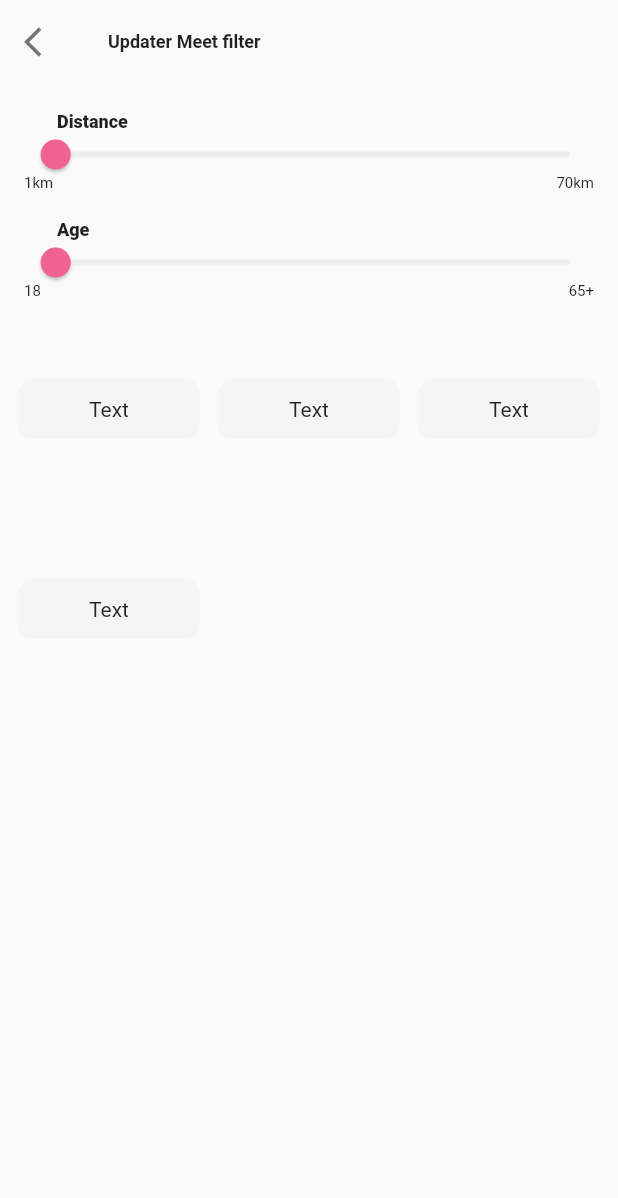
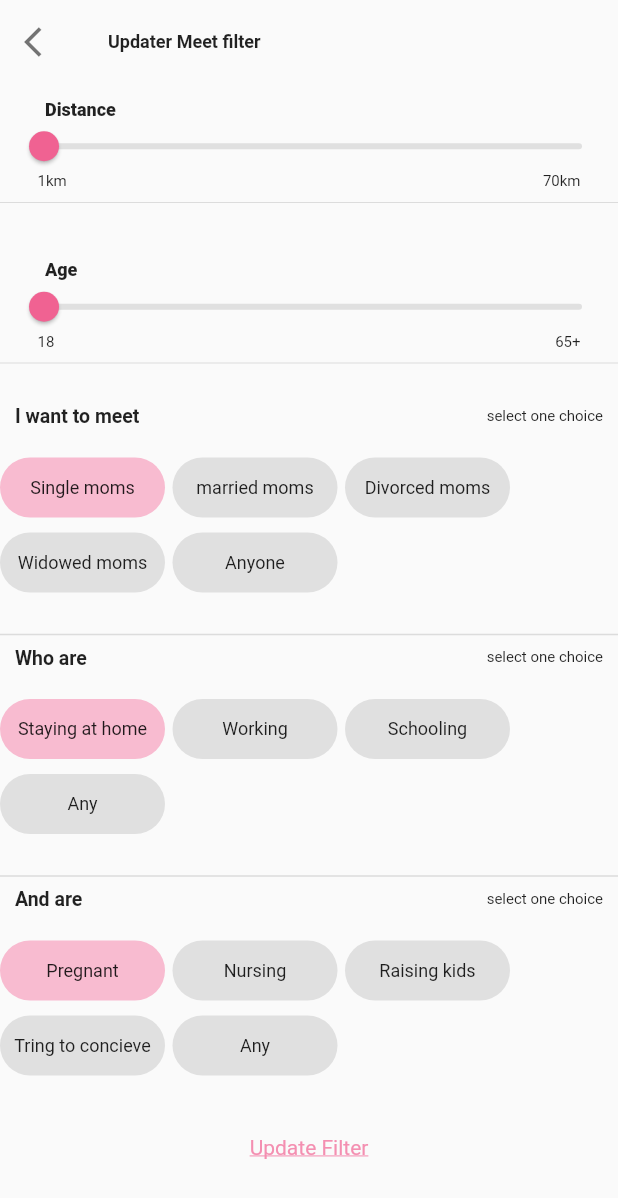
Before and after one commit to B4eva/naza_task, a Flutter app: the screen it shows after launch, on a phone screen of 412 x 824 dp. Shown: the top 1198 px of the screen. Run offline on Flutter 3.47's test engine with Material 2 defaults, Android fonts, the light colour scheme and no system bars.

Commit message:
complete screen

```diff
--- a/lib/views/update_meet/componenets/body.dart
+++ b/lib/views/update_meet/componenets/body.dart
@@ -1,4 +1,5 @@
 import 'package:flutter/material.dart';
+import 'package:naza_task/views/update_meet/componenets/my_slider.dart';
 
 class Body extends StatefulWidget {
   const Body({Key? key}) : super(key: key);
@@ -10,10 +11,32 @@ class Body extends StatefulWidget {
 class _BodyState extends State<Body> {
   double val = 1;
   double val2 = 1;
+  int boxValue = 0;
+  int boxValue2 = 0;
+  int boxValue3 = 0;
+  final List<String> items = <String>[
+    "Single moms",
+    "married moms",
+    "Divorced moms",
+    "Widowed moms",
+    "Anyone",
+  ];
+  final List<String> items2 = <String>[
+    "Staying at home",
+    "Working",
+    "Schooling",
+    "Any",
+  ];
+  final List<String> items3 = <String>[
+    "Pregnant",
+    "Nursing",
+    "Raising kids",
+    "Tring to concieve",
+    "Any"
+  ];
   @override
   Widget build(BuildContext context) {
-    return Padding(
-      padding: const EdgeInsets.all(8.0),
+    return SingleChildScrollView(
       child: Column(
         crossAxisAlignment: CrossAxisAlignment.start,
         children: <Widget>[
@@ -28,6 +51,10 @@ class _BodyState extends State<Body> {
             realvalue: val,
             arg3: 'Distance',
           ),
+          const Divider(),
+          const SizedBox(
+            height: 20,
+          ),
           MySlider(
             arg1: '18',
             arg2: '65+',
@@ -39,32 +66,104 @@ class _BodyState extends State<Body> {
             realvalue: val2,
             arg3: 'Age',
           ),
+          const Divider(),
+          const SizedBox(
+            height: 20,
+          ),
+          const HeaderRow(
+            text1: 'I want to meet',
+            text2: 'select one choice',
+          ),
+          Padding(
+            padding: const EdgeInsets.symmetric(vertical: 20),
+            child: Wrap(
+              spacing: 5,
+              runSpacing: 10,
+              children: List.generate(
+                  items.length,
+                  (index) => GestureDetector(
+                        onTap: () {
+                          setState(() {
+                            boxValue = index;
+                          });
+                        },
+                        child: RoundedContainer(
+                            boxValue: boxValue, items: items, index: index),
+                      )),
+            ),
+          ),
+          const Divider(
+            thickness: 1,
+          ),
           // const SizedBox(
-          //   height: 10,
+          //   height: 5,
           // ),
-          Expanded(
-            child: GridView.builder(
-                itemCount: 4,
-                gridDelegate: SliverGridDelegateWithFixedCrossAxisCount(
-                  crossAxisCount: MediaQuery.of(context).orientation ==
-                          Orientation.landscape
-                      ? 4
-                      : 3,
-                  crossAxisSpacing: 4,
-                  mainAxisSpacing: 4,
-                  // childAspectRatio: (2 / 1),
+          const HeaderRow(
+            text1: 'Who are',
+            text2: 'select one choice',
           ),
-                itemBuilder: (context, __) => GestureDetector(
+
+          Padding(
+            padding: const EdgeInsets.symmetric(vertical: 20),
+            child: Wrap(
+              spacing: 5,
+              runSpacing: 10,
+              children: List.generate(
+                  items2.length,
+                  (index) => GestureDetector(
+                        onTap: () {
+                          setState(() {
+                            boxValue2 = index;
+                          });
+                        },
+                        child: RoundedContainer(
+                            boxValue: boxValue2, items: items2, index: index),
+                      )),
+            ),
+          ),
+          const Divider(
+            thickness: 1,
+          ),
+          const HeaderRow(
+            text1: 'And are',
+            text2: 'select one choice',
+          ),
+
+          Padding(
+            padding: const EdgeInsets.symmetric(vertical: 20),
+            child: Wrap(
+              spacing: 5,
+              runSpacing: 10,
+              children: List.generate(
+                  items3.length,
+                  (index) => GestureDetector(
+                        onTap: () {
+                          setState(() {
+                            boxValue3 = index;
+                          });
+                        },
+                        child: RoundedContainer(
+                            boxValue: boxValue3, items: items3, index: index),
+                      )),
+            ),
+          ),
+          const SizedBox(
+            height: 20,
+          ),
+
+          Center(
+            child: GestureDetector(
               onTap: () {},
-                    child: Padding(
-                      padding: const EdgeInsets.all(4.0),
-                      child: Column(
-                        mainAxisAlignment: MainAxisAlignment.spaceEvenly,
-                        children: const <Widget>[
-                          RoundedContainer(text: "Text"),
-                        ],
+              child: Text(
+                'Update Filter',
+                style: TextStyle(
+                    color: Colors.pink[200],
+                    decoration: TextDecoration.underline),
               ),
-                    ))),
+            ),
+          ),
+          const SizedBox(
+            height: 40,
           )
         ],
       ),
@@ -73,88 +172,68 @@ class _BodyState extends State<Body> {
 }
 
 class RoundedContainer extends StatelessWidget {
-  final String text;
-  const RoundedContainer({
-    Key? key,
-    required this.text,
-  }) : super(key: key);
+  const RoundedContainer(
+      {Key? key,
+      required this.boxValue,
+      required this.items,
+      required this.index})
+      : super(key: key);
+
+  final int boxValue;
+  final List<String> items;
+  final int index;
 
   @override
   Widget build(BuildContext context) {
     return Container(
       height: 40,
-      width: 130,
+      width: 110,
       decoration: BoxDecoration(
-          shape: BoxShape.rectangle,
-          borderRadius: BorderRadius.circular(10),
-          color: Colors.grey[100]),
-      child: Center(child: Text(text)),
+          color: boxValue == index ? Colors.pink[100] : Colors.grey[300],
+          borderRadius: const BorderRadius.all(
+            Radius.circular(20),
+          )),
+      child: Center(
+          child: Text(
+        items[index],
+        style: const TextStyle(fontSize: 12),
+        overflow: TextOverflow.ellipsis,
+      )),
     );
   }
 }
 
-class MySlider extends StatelessWidget {
-  const MySlider(
-      {Key? key,
-      required this.press,
-      required this.realvalue,
-      required this.arg1,
-      required this.arg2,
-      required this.arg3})
-      : super(key: key); // inactiveColor: Colors.grey,
+class HeaderRow extends StatelessWidget {
+  const HeaderRow({
+    Key? key,
+    required this.text1,
+    required this.text2,
+  }) : super(key: key);
 
-  final Function(double x)? press;
-  final String? arg1, arg2, arg3;
-  final double? realvalue;
+  final String text1;
+  final String text2;
 
   @override
   Widget build(BuildContext context) {
-    return Column(
-      children: [
-        const SizedBox(
-          height: 10,
-        ),
-        Row(
-          children: <Widget>[
-            const SizedBox(
-              width: 30,
-            ),
-            Text(
-              arg3!,
-              style: const TextStyle(fontSize: 12, fontWeight: FontWeight.w800),
-            )
-          ],
-        ),
-        const SizedBox(
-          height: 10,
-        ),
-        SizedBox(
-            height: 10,
-            child: Slider(
-              value: realvalue!,
-              onChanged: press!,
-              min: 0,
-              max: 68,
-              activeColor: Colors.pink[300],
-              inactiveColor: Colors.grey[200],
-            )),
-        // const SizedBox(
-        //   height: 5,
-        // ),
-        Padding(
-          padding: const EdgeInsets.all(8.0),
+    return Padding(
+      padding: const EdgeInsets.symmetric(horizontal: 10),
       child: Row(
         mainAxisAlignment: MainAxisAlignment.spaceBetween,
         children: <Widget>[
           Text(
-                arg1!,
-                style: const TextStyle(fontSize: 10),
+            text1,
+            style: const TextStyle(
+              fontSize: 13,
+              fontWeight: FontWeight.bold,
             ),
-              Text(arg2!, style: const TextStyle(fontSize: 10))
+          ),
+          Text(text2,
+              style: const TextStyle(
+                fontSize: 10,
+                fontWeight: FontWeight.w400,
+              ))
         ],
       ),
-        ),
-      ],
     );
   }
 }
--- /dev/null
+++ b/lib/views/update_meet/componenets/my_slider.dart
@@ -0,0 +1,69 @@
+import 'package:flutter/material.dart';
+
+class MySlider extends StatelessWidget {
+  const MySlider(
+      {Key? key,
+      required this.press,
+      required this.realvalue,
+      required this.arg1,
+      required this.arg2,
+      required this.arg3})
+      : super(key: key); // inactiveColor: Colors.grey,
+
+  final Function(double x)? press;
+  final String? arg1, arg2, arg3;
+  final double? realvalue;
+
+  @override
+  Widget build(BuildContext context) {
+    return Column(
+      children: [
+        const SizedBox(
+          height: 10,
+        ),
+        Row(
+          children: <Widget>[
+            const SizedBox(
+              width: 30,
+            ),
+            Text(
+              arg3!,
+              style: const TextStyle(fontSize: 12, fontWeight: FontWeight.w800),
+            )
+          ],
+        ),
+        const SizedBox(
+          height: 10,
+        ),
+        SizedBox(
+            height: 15,
+            child: Slider(
+              value: realvalue!,
+              onChanged: press!,
+              min: 0,
+              max: 68,
+              activeColor: Colors.pink[300],
+              inactiveColor: Colors.grey[300],
+            )),
+        const SizedBox(
+          height: 10,
+        ),
+        Padding(
+          padding: const EdgeInsets.symmetric(
+            horizontal: 25,
+          ),
+          child: Row(
+            mainAxisAlignment: MainAxisAlignment.spaceBetween,
+            children: <Widget>[
+              Text(
+                arg1!,
+                style: const TextStyle(fontSize: 10),
+              ),
+              Text(arg2!, style: const TextStyle(fontSize: 10)),
+            ],
+          ),
+        ),
+      ],
+    );
+  }
+}
```
Lines whose indentation alone changed are shown as unchanged.
